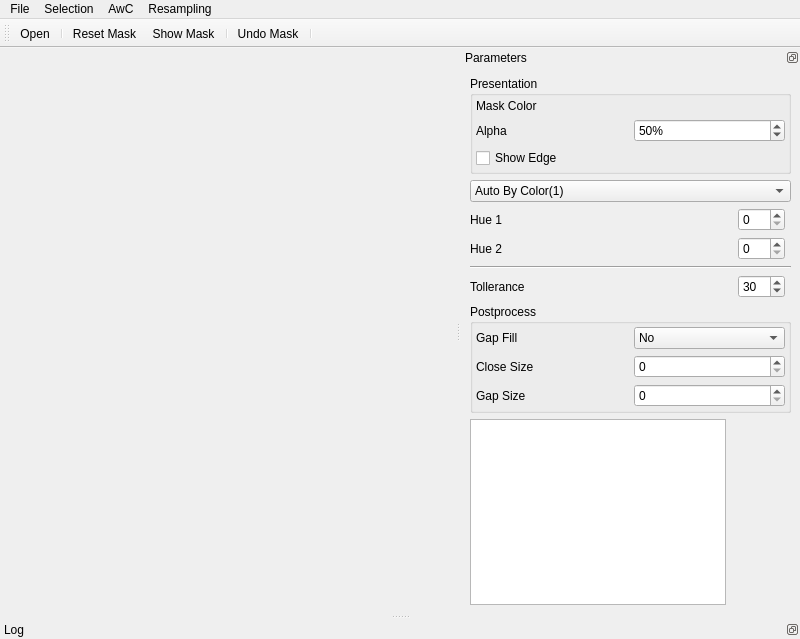
This is applications/testSuperResolution/ui/testSuperResolutionMainWindow.ui in PimenovAlexander/corecvs as Qt 5 draws it before an edit. The edited form follows.
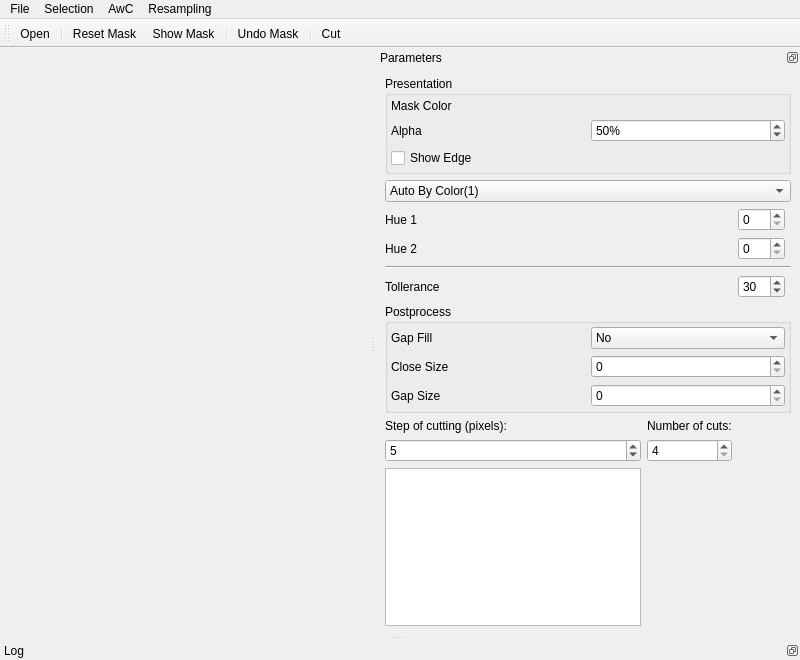
This is the edited form. Icons and pictures are not drawn. Custom widgets are drawn as their Qt base class.

Diff of the .ui file:
```diff
--- a/applications/testSuperResolution/ui/testSuperResolutionMainWindow.ui
+++ b/applications/testSuperResolution/ui/testSuperResolutionMainWindow.ui
@@ -7,7 +7,7 @@
     <x>0</x>
     <y>0</y>
     <width>800</width>
-    <height>639</height>
+    <height>660</height>
    </rect>
   </property>
   <property name="windowTitle">
@@ -17,8 +17,8 @@
   <widget class="QDockWidget" name="parametersWidget">
    <property name="minimumSize">
     <size>
-     <width>275</width>
-     <height>468</height>
+     <width>358</width>
+     <height>582</height>
     </size>
    </property>
    <property name="features">
@@ -32,20 +32,7 @@
    </attribute>
    <widget class="QWidget" name="dockWidgetContents_2">
     <layout class="QGridLayout" name="gridLayout">
-     <item row="8" column="2">
-      <spacer name="verticalSpacer">
-       <property name="orientation">
-        <enum>Qt::Vertical</enum>
-       </property>
-       <property name="sizeHint" stdset="0">
-        <size>
-         <width>20</width>
-         <height>40</height>
-        </size>
-       </property>
-      </spacer>
-     </item>
-     <item row="1" column="0" colspan="4">
+     <item row="1" column="1" colspan="4">
       <widget class="QComboBox" name="maskComboBox">
        <property name="currentIndex">
         <number>2</number>
@@ -67,49 +54,24 @@
        </item>
       </widget>
      </item>
-     <item row="2" column="2">
-      <widget class="QSpinBox" name="hue1SpinBox">
-       <property name="maximum">
-        <number>360</number>
-       </property>
-      </widget>
-     </item>
-     <item row="3" column="2">
-      <widget class="QSpinBox" name="hue2SpinBox">
-       <property name="maximum">
-        <number>360</number>
-       </property>
-      </widget>
-     </item>
-     <item row="2" column="0" colspan="2">
+     <item row="2" column="1" colspan="2">
       <widget class="QLabel" name="label">
        <property name="text">
         <string>Hue 1</string>
        </property>
       </widget>
      </item>
-     <item row="3" column="0" colspan="2">
-      <widget class="QLabel" name="label_2">
-       <property name="text">
-        <string>Hue 2</string>
+     <item row="10" column="1">
+      <widget class="QSpinBox" name="pixelsSpinBox">
+       <property name="maximum">
+        <number>1000</number>
        </property>
-      </widget>
-     </item>
-     <item row="5" column="0">
-      <widget class="QLabel" name="label_3">
-       <property name="text">
-        <string>Tollerance</string>
+       <property name="value">
+        <number>5</number>
        </property>
       </widget>
      </item>
-     <item row="4" column="0" colspan="4">
-      <widget class="Line" name="line">
-       <property name="orientation">
-        <enum>Qt::Horizontal</enum>
-       </property>
-      </widget>
-     </item>
-     <item row="5" column="2">
+     <item row="5" column="3">
       <widget class="QSpinBox" name="toleranceSpinBox">
        <property name="maximum">
         <number>900</number>
@@ -119,7 +81,24 @@
        </property>
       </widget>
      </item>
-     <item row="0" column="0" colspan="4">
+     <item row="11" column="1">
+      <widget class="QListWidget" name="mWidgetList"/>
+     </item>
+     <item row="8" column="1">
+      <widget class="QLabel" name="label_9">
+       <property name="text">
+        <string>Step of cutting (pixels):</string>
+       </property>
+      </widget>
+     </item>
+     <item row="3" column="1" colspan="2">
+      <widget class="QLabel" name="label_2">
+       <property name="text">
+        <string>Hue 2</string>
+       </property>
+      </widget>
+     </item>
+     <item row="0" column="1" colspan="4">
       <widget class="QGroupBox" name="groupBox">
        <property name="title">
         <string>Presentation</string>
@@ -177,7 +156,35 @@
        </layout>
       </widget>
      </item>
-     <item row="7" column="0" colspan="4">
+     <item row="5" column="1">
+      <widget class="QLabel" name="label_3">
+       <property name="text">
+        <string>Tollerance</string>
+       </property>
+      </widget>
+     </item>
+     <item row="2" column="3">
+      <widget class="QSpinBox" name="hue1SpinBox">
+       <property name="maximum">
+        <number>360</number>
+       </property>
+      </widget>
+     </item>
+     <item row="3" column="3">
+      <widget class="QSpinBox" name="hue2SpinBox">
+       <property name="maximum">
+        <number>360</number>
+       </property>
+      </widget>
+     </item>
+     <item row="4" column="1" colspan="4">
+      <widget class="Line" name="line">
+       <property name="orientation">
+        <enum>Qt::Horizontal</enum>
+       </property>
+      </widget>
+     </item>
+     <item row="7" column="1" colspan="4">
       <widget class="QGroupBox" name="groupBox_2">
        <property name="title">
         <string>Postprocess</string>
@@ -244,8 +251,35 @@
        </layout>
       </widget>
      </item>
-     <item row="8" column="0">
-      <widget class="QListWidget" name="mWidgetList"/>
+     <item row="11" column="3">
+      <spacer name="verticalSpacer">
+       <property name="orientation">
+        <enum>Qt::Vertical</enum>
+       </property>
+       <property name="sizeHint" stdset="0">
+        <size>
+         <width>20</width>
+         <height>40</height>
+        </size>
+       </property>
+      </spacer>
+     </item>
+     <item row="10" column="2">
+      <widget class="QSpinBox" name="countImSpinBox">
+       <property name="minimum">
+        <number>4</number>
+       </property>
+       <property name="maximum">
+        <number>6</number>
+       </property>
+      </widget>
+     </item>
+     <item row="8" column="2">
+      <widget class="QLabel" name="label_10">
+       <property name="text">
+        <string>Number of cuts:</string>
+       </property>
+      </widget>
      </item>
     </layout>
    </widget>
@@ -285,6 +319,7 @@
    <addaction name="separator"/>
    <addaction name="actionUndoMask"/>
    <addaction name="separator"/>
+   <addaction name="actionCut"/>
   </widget>
   <widget class="QMenuBar" name="menubar">
    <property name="geometry">
@@ -428,6 +463,15 @@
     <string>Resample with Nearest Neighbour</string>
    </property>
   </action>
+  <action name="actionCut">
+   <property name="icon">
+    <iconset resource="../../../resources/main.qrc">
+     <normaloff>:/new/prefix1/cuts.png</normaloff>:/new/prefix1/cuts.png</iconset>
+   </property>
+   <property name="text">
+    <string>Cut</string>
+   </property>
+  </action>
  </widget>
  <customwidgets>
   <customwidget>
```
Left out of the diff: 1 changed line with no effect on the pictures.
